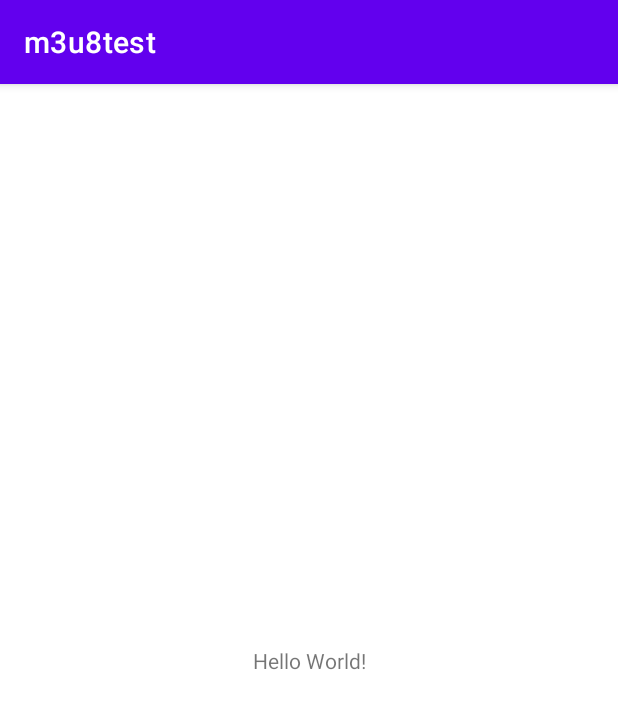
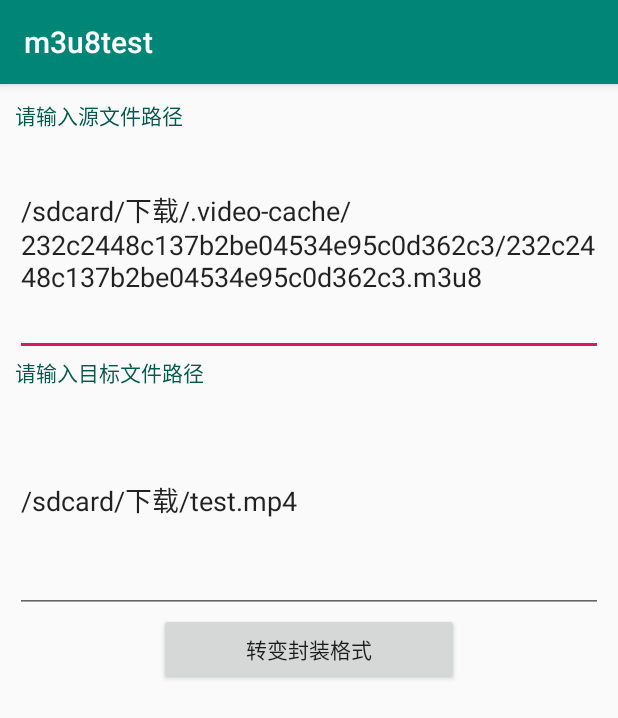
Before and after one commit to JeffMony/JeffVideoLib, an Android app: the screen it shows after launch (MainActivity), on a phone screen of 412 x 824 dp. Shown: the top 718 px of the screen. Run offline under Robolectric (Android 15) with nearby library versions, the phone set to English and light mode, and no system bars; libraries missing offline, so code that uses them is left out: com.jeffmony.m3u8library.

Commit message:
提交上层测试代码
Signed-off-by: JeffMony <jeffmony@163.com>

```diff
--- a/app/build.gradle
+++ b/app/build.gradle
@@ -24,4 +24,5 @@ android {
 
 dependencies {
     implementation 'androidx.appcompat:appcompat:1.3.0'
+    implementation project(':m3u8library')
 }
--- a/app/src/main/AndroidManifest.xml
+++ b/app/src/main/AndroidManifest.xml
@@ -2,13 +2,19 @@
 <manifest xmlns:android="http://schemas.android.com/apk/res/android"
     package="com.jeffmony.m3u8test">
 
+    <uses-permission android:name="android.permission.WRITE_EXTERNAL_STORAGE" />
+    <uses-permission android:name="android.permission.READ_EXTERNAL_STORAGE" />
+    <uses-permission android:name="android.permission.INTERNET" />
+
     <application
+        android:requestLegacyExternalStorage="true"
         android:allowBackup="true"
         android:icon="@mipmap/ic_launcher"
         android:label="@string/app_name"
+        android:usesCleartextTraffic="true"
         android:roundIcon="@mipmap/ic_launcher_round"
         android:supportsRtl="true"
-        android:theme="@style/Theme.M3u8test">
+        android:theme="@style/AppTheme">
         <activity android:name=".MainActivity">
             <intent-filter>
                 <action android:name="android.intent.action.MAIN" />
--- a/app/src/main/java/com/jeffmony/m3u8test/MainActivity.java
+++ b/app/src/main/java/com/jeffmony/m3u8test/MainActivity.java
@@ -1,14 +1,92 @@
 package com.jeffmony.m3u8test;
 
+import androidx.annotation.Nullable;
 import androidx.appcompat.app.AppCompatActivity;
 
 import android.os.Bundle;
+import android.text.TextUtils;
+import android.view.View;
+import android.widget.Button;
+import android.widget.EditText;
+import android.widget.TextView;
 
-public class MainActivity extends AppCompatActivity {
+import com.jeffmony.m3u8library.VideoProcessManager;
+import com.jeffmony.m3u8library.listener.IVideoTransformListener;
+import com.jeffmony.m3u8library.utils.LogUtils;
+
+import java.io.File;
+import java.text.DecimalFormat;
+
+public class MainActivity extends AppCompatActivity implements View.OnClickListener {
+
+    private static final String TAG = "MainActivity";
+
+    private EditText mSrcTxt;
+    private EditText mDestTxt;
+    private Button mConvertBtn;
+    private TextView mTransformProgressTxt;
 
     @Override
-    protected void onCreate(Bundle savedInstanceState) {
+    protected void onCreate(@Nullable Bundle savedInstanceState) {
         super.onCreate(savedInstanceState);
         setContentView(R.layout.activity_main);
+
+        initViews();
+    }
+
+    private void initViews() {
+        mSrcTxt = findViewById(R.id.src_path_txt);
+        mDestTxt = findViewById(R.id.dest_path_txt);
+        mConvertBtn = findViewById(R.id.convert_btn);
+        mTransformProgressTxt = findViewById(R.id.video_transform_progress_txt);
+
+        mConvertBtn.setOnClickListener(this);
+    }
+
+    private void doConvertVideo(String inputPath, String outputPath) {
+        if (TextUtils.isEmpty(inputPath) || TextUtils.isEmpty(outputPath)) {
+            LogUtils.i(TAG, "InputPath or OutputPath is null");
+            return;
+        }
+        File inputFile = new File(inputPath);
+        if (!inputFile.exists()) {
+            return;
+        }
+        File outputFile = new File(outputPath);
+        if (!outputFile.exists()) {
+            try {
+                outputFile.createNewFile();
+            } catch (Exception e) {
+                LogUtils.w(TAG, "Create file failed, exception = " + e);
+                return;
+            }
+        }
+        LogUtils.i(TAG, "inputPath="+inputPath+", outputPath="+outputPath);
+        VideoProcessManager.getInstance().transformM3U8ToMp4(inputPath, outputPath, new IVideoTransformListener() {
+
+            @Override
+            public void onTransformProgress(float progress) {
+                LogUtils.i(TAG, "onTransformProgress progress="+progress);
+                DecimalFormat format = new DecimalFormat(".00");
+                mTransformProgressTxt.setText("已经转换的进度: " + format.format(progress) + "%");
+            }
+
+            @Override
+            public void onTransformFinished() {
+                LogUtils.i(TAG, "onTransformFinished");
+            }
+
+            @Override
+            public void onTransformFailed(Exception e) {
+                LogUtils.i(TAG, "onTransformFailed, e="+e.getMessage());
+            }
+        });
+    }
+
+    @Override
+    public void onClick(View v) {
+        if (v == mConvertBtn) {
+            doConvertVideo(mSrcTxt.getText().toString(), mDestTxt.getText().toString());
+        }
     }
 }
--- a/app/src/main/res/layout/activity_main.xml
+++ b/app/src/main/res/layout/activity_main.xml
@@ -1,18 +1,54 @@
 <?xml version="1.0" encoding="utf-8"?>
-<androidx.constraintlayout.widget.ConstraintLayout xmlns:android="http://schemas.android.com/apk/res/android"
-    xmlns:app="http://schemas.android.com/apk/res-auto"
-    xmlns:tools="http://schemas.android.com/tools"
+<RelativeLayout xmlns:android="http://schemas.android.com/apk/res/android"
     android:layout_width="match_parent"
-    android:layout_height="match_parent"
-    tools:context=".MainActivity">
+    android:layout_height="match_parent">
 
-    <TextView
-        android:layout_width="wrap_content"
+    <LinearLayout
+        android:layout_margin="10dp"
+        android:layout_width="match_parent"
         android:layout_height="wrap_content"
-        android:text="Hello World!"
-        app:layout_constraintBottom_toBottomOf="parent"
-        app:layout_constraintLeft_toLeftOf="parent"
-        app:layout_constraintRight_toRightOf="parent"
-        app:layout_constraintTop_toTopOf="parent" />
+        android:orientation="vertical">
 
-</androidx.constraintlayout.widget.ConstraintLayout>
+        <TextView
+            android:textColor="@color/colorPrimaryDark"
+            android:text="请输入源文件路径"
+            android:layout_width="match_parent"
+            android:layout_height="wrap_content" />
+
+        <EditText
+            android:id="@+id/src_path_txt"
+            android:text="/sdcard/下载/.video-cache/232c2448c137b2be04534e95c0d362c3/232c2448c137b2be04534e95c0d362c3.m3u8"
+            android:hint="请输入原文件"
+            android:layout_width="match_parent"
+            android:layout_height="150dp" />
+
+        <TextView
+            android:textColor="@color/colorPrimaryDark"
+            android:text="请输入目标文件路径"
+            android:layout_width="match_parent"
+            android:layout_height="wrap_content" />
+
+        <EditText
+            android:id="@+id/dest_path_txt"
+            android:text="/sdcard/下载/test.mp4"
+            android:hint="请输出目标文件"
+            android:layout_width="match_parent"
+            android:layout_height="150dp" />
+
+        <Button
+            android:id="@+id/convert_btn"
+            android:layout_gravity="center"
+            android:text="转变封装格式"
+            android:layout_width="200dp"
+            android:layout_height="wrap_content" />
+
+        <TextView
+            android:id="@+id/video_transform_progress_txt"
+            android:textColor="@color/colorPrimaryDark"
+            android:gravity="center"
+            android:layout_marginTop="10dp"
+            android:layout_width="match_parent"
+            android:layout_height="wrap_content" />
+    </LinearLayout>
+
+</RelativeLayout>
--- a/app/src/main/res/values-night/themes.xml
+++ /dev/null
@@ -1,16 +0,0 @@
-<resources xmlns:tools="http://schemas.android.com/tools">
-    <!-- Base application theme. -->
-    <style name="Theme.M3u8test" parent="Theme.MaterialComponents.DayNight.DarkActionBar">
-        <!-- Primary brand color. -->
-        <item name="colorPrimary">@color/purple_200</item>
-        <item name="colorPrimaryVariant">@color/purple_700</item>
-        <item name="colorOnPrimary">@color/black</item>
-        <!-- Secondary brand color. -->
-        <item name="colorSecondary">@color/teal_200</item>
-        <item name="colorSecondaryVariant">@color/teal_200</item>
-        <item name="colorOnSecondary">@color/black</item>
-        <!-- Status bar color. -->
-        <item name="android:statusBarColor" tools:targetApi="l">?attr/colorPrimaryVariant</item>
-        <!-- Customize your theme here. -->
-    </style>
-</resources>
--- a/app/src/main/res/values/colors.xml
+++ b/app/src/main/res/values/colors.xml
@@ -1,10 +1,6 @@
 <?xml version="1.0" encoding="utf-8"?>
 <resources>
-    <color name="purple_200">#FFBB86FC</color>
-    <color name="purple_500">#FF6200EE</color>
-    <color name="purple_700">#FF3700B3</color>
-    <color name="teal_200">#FF03DAC5</color>
-    <color name="teal_700">#FF018786</color>
-    <color name="black">#FF000000</color>
-    <color name="white">#FFFFFFFF</color>
+    <color name="colorPrimary">#008577</color>
+    <color name="colorPrimaryDark">#00574B</color>
+    <color name="colorAccent">#D81B60</color>
 </resources>
--- a/app/src/main/res/values/themes.xml
+++ b/app/src/main/res/values/themes.xml
@@ -1,16 +1,11 @@
-<resources xmlns:tools="http://schemas.android.com/tools">
+<resources>
+
     <!-- Base application theme. -->
-    <style name="Theme.M3u8test" parent="Theme.MaterialComponents.DayNight.DarkActionBar">
-        <!-- Primary brand color. -->
-        <item name="colorPrimary">@color/purple_500</item>
-        <item name="colorPrimaryVariant">@color/purple_700</item>
-        <item name="colorOnPrimary">@color/white</item>
-        <!-- Secondary brand color. -->
-        <item name="colorSecondary">@color/teal_200</item>
-        <item name="colorSecondaryVariant">@color/teal_700</item>
-        <item name="colorOnSecondary">@color/black</item>
-        <!-- Status bar color. -->
-        <item name="android:statusBarColor" tools:targetApi="l">?attr/colorPrimaryVariant</item>
+    <style name="AppTheme" parent="Theme.AppCompat.Light.DarkActionBar">
         <!-- Customize your theme here. -->
+        <item name="colorPrimary">@color/colorPrimary</item>
+        <item name="colorPrimaryDark">@color/colorPrimaryDark</item>
+        <item name="colorAccent">@color/colorAccent</item>
     </style>
+
 </resources>
```
